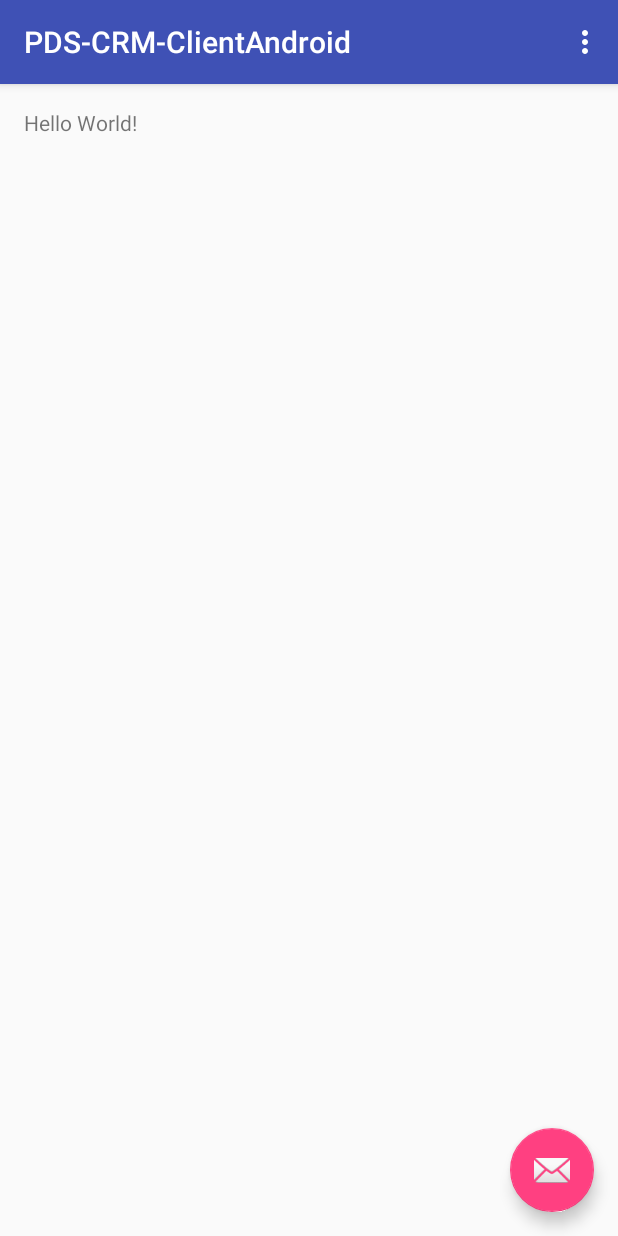
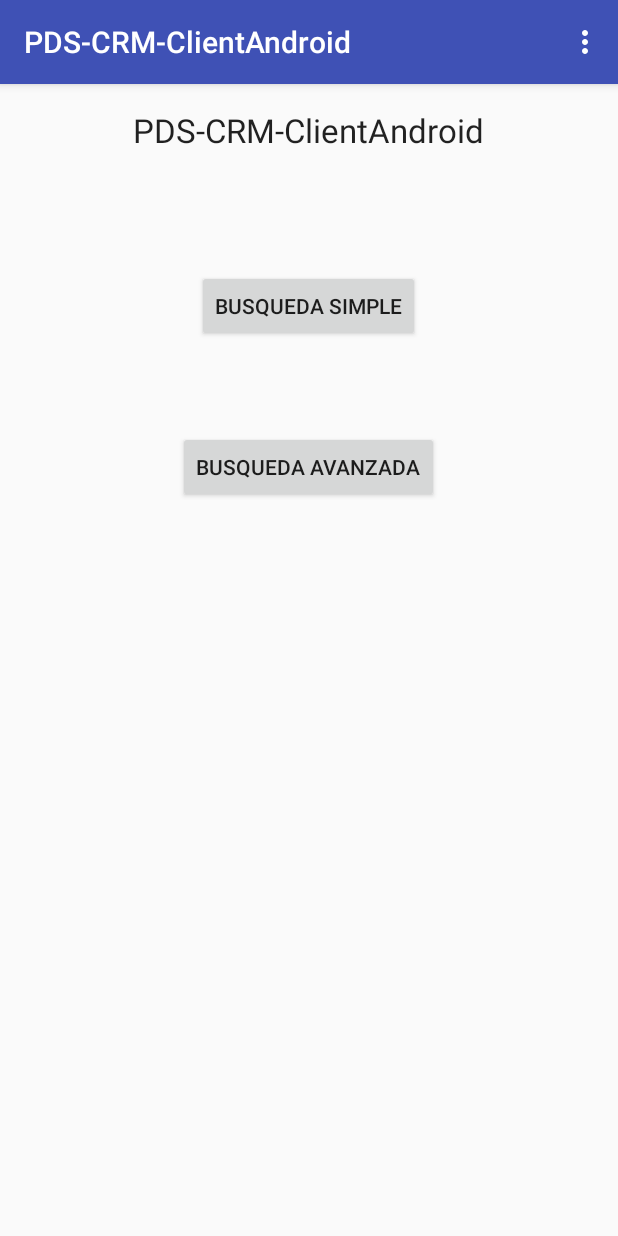
Before and after one commit to BorisMR/PDS-CRM-ClientAndroid, an Android app: the screen it shows after launch (MainActivity), on a phone screen of 412 x 824 dp. Run offline under Robolectric (Android 15) with nearby library versions, the phone set to English and light mode, and no system bars.

Commit message:
Main menu created, simple search in development

```diff
--- a/app/src/main/AndroidManifest.xml
+++ b/app/src/main/AndroidManifest.xml
@@ -18,6 +18,8 @@
                 <category android:name="android.intent.category.LAUNCHER" />
             </intent-filter>
         </activity>
+        <activity android:name=".AdvanceSearchActivity" />
+        <activity android:name=".SimpleSearchActivity"></activity>
     </application>
 
 </manifest>
--- a/app/src/main/java/com/nocompany/boris/pds_crm_clientandroid/MainActivity.java
+++ b/app/src/main/java/com/nocompany/boris/pds_crm_clientandroid/MainActivity.java
@@ -1,5 +1,6 @@
 package com.nocompany.boris.pds_crm_clientandroid;
 
+import android.content.Intent;
 import android.os.Bundle;
 import android.support.design.widget.FloatingActionButton;
 import android.support.design.widget.Snackbar;
@@ -8,6 +9,7 @@ import android.support.v7.widget.Toolbar;
 import android.view.View;
 import android.view.Menu;
 import android.view.MenuItem;
+import android.widget.Button;
 
 public class MainActivity extends AppCompatActivity {
 
@@ -18,6 +20,26 @@ public class MainActivity extends AppCompatActivity {
         Toolbar toolbar = (Toolbar) findViewById(R.id.toolbar);
         setSupportActionBar(toolbar);
 
+        Button btnMainMenuSimple = (Button) findViewById(R.id.btnMainMenuSimple);{
+            btnMainMenuSimple.setOnClickListener(new View.OnClickListener(){
+                @Override
+                public void onClick(View view){
+                    Intent activitySimpleSearch = new Intent(MainActivity.this, SimpleSearchActivity.class);
+                    startActivity(activitySimpleSearch);
+                };
+            });
+        }
+
+        Button btnMainMenuAdvance = (Button) findViewById(R.id.btnMainMenuAdvance);{
+            btnMainMenuAdvance.setOnClickListener(new View.OnClickListener(){
+                @Override
+                public void onClick(View view){
+                    Intent activityAdvanceSearch = new Intent(MainActivity.this, AdvanceSearchActivity.class);
+                    startActivity(activityAdvanceSearch);
+                };
+            });
+        }
+    /*
         FloatingActionButton fab = (FloatingActionButton) findViewById(R.id.fab);
         fab.setOnClickListener(new View.OnClickListener() {
             @Override
@@ -25,7 +47,7 @@ public class MainActivity extends AppCompatActivity {
                 Snackbar.make(view, "Replace with your own action", Snackbar.LENGTH_LONG)
                         .setAction("Action", null).show();
             }
-        });
+        });*/
     }
 
     @Override
--- a/app/src/main/res/layout/activity_main.xml
+++ b/app/src/main/res/layout/activity_main.xml
@@ -21,14 +21,45 @@
 
     </android.support.design.widget.AppBarLayout>
 
-    <include layout="@layout/content_main" />
+    <RelativeLayout
+        android:layout_width="match_parent"
+        android:layout_height="match_parent"
+        android:paddingBottom="@dimen/activity_vertical_margin"
+        android:paddingLeft="@dimen/activity_horizontal_margin"
+        android:paddingRight="@dimen/activity_horizontal_margin"
+        android:paddingTop="@dimen/activity_vertical_margin"
+        app:layout_behavior="@string/appbar_scrolling_view_behavior"
+        tools:context="com.nocompany.boris.pds_crm_clientandroid.MainActivity"
+        tools:showIn="@layout/activity_main">
 
-    <android.support.design.widget.FloatingActionButton
-        android:id="@+id/fab"
-        android:layout_width="wrap_content"
-        android:layout_height="wrap_content"
-        android:layout_gravity="bottom|end"
-        android:layout_margin="@dimen/fab_margin"
-        android:src="@android:drawable/ic_dialog_email" />
+        <Button
+            android:layout_width="wrap_content"
+            android:layout_height="wrap_content"
+            android:text="@string/busqueda_simple"
+            android:id="@+id/btnMainMenuSimple"
+            android:layout_alignParentTop="true"
+            android:layout_centerHorizontal="true"
+            android:layout_marginTop="108dp"
+            android:clickable="true" />
+
+        <Button
+            android:layout_width="wrap_content"
+            android:layout_height="wrap_content"
+            android:text="@string/busqueda_avanzada"
+            android:id="@+id/btnMainMenuAdvance"
+            android:layout_marginTop="59dp"
+            android:layout_below="@+id/btnMainMenuSimple"
+            android:layout_centerHorizontal="true"
+            android:clickable="true" />
+
+        <TextView
+            android:layout_width="wrap_content"
+            android:layout_height="wrap_content"
+            android:textAppearance="?android:attr/textAppearanceLarge"
+            android:text="@string/app_name"
+            android:id="@+id/textView4"
+            android:layout_alignParentTop="true"
+            android:layout_centerHorizontal="true" />
+    </RelativeLayout>
 
 </android.support.design.widget.CoordinatorLayout>
--- a/app/src/main/res/values/strings.xml
+++ b/app/src/main/res/values/strings.xml
@@ -13,4 +13,5 @@
     <string name="label_busqueda_genero">Genero</string>
     <string name="label_resultados_true">Se encontraron los siguientes resultados</string>
     <string name="label_resultados_false">No se encontraron resultados</string>
+    <string name="label_button_buscar">Buscar</string>
 </resources>
```
Also changed, not shown: app/src/main/java/com/nocompany/boris/pds_crm_clientandroid/AdvanceSearchActivity.java (added, +13 -0 lines), app/src/main/java/com/nocompany/boris/pds_crm_clientandroid/SimpleSearchActivity.java (added, +13 -0 lines), app/src/main/res/layout/activity_advance_search.xml (added, +61 -0 lines), app/src/main/res/layout/activity_simple_search.xml (added, +41 -0 lines).
